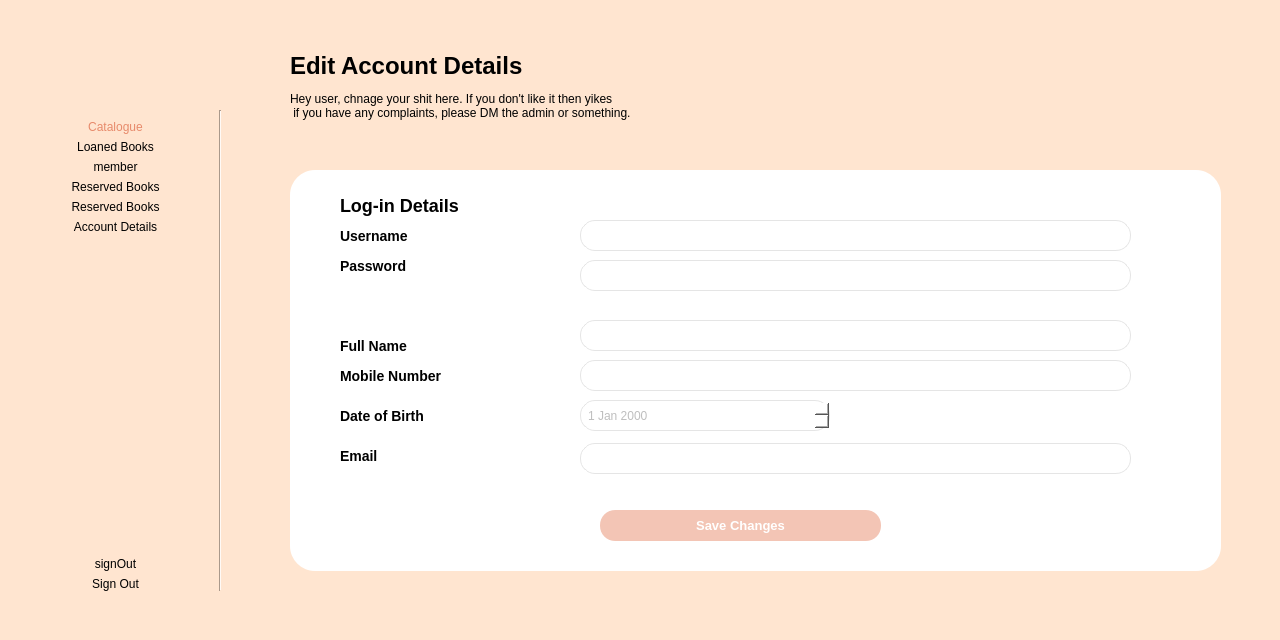
This is LibraryInformationSystem/memberaccountview.ui in janelle-lr/CS106LibraryInformationSystem as Qt 5 draws it before an edit. The edited form follows.
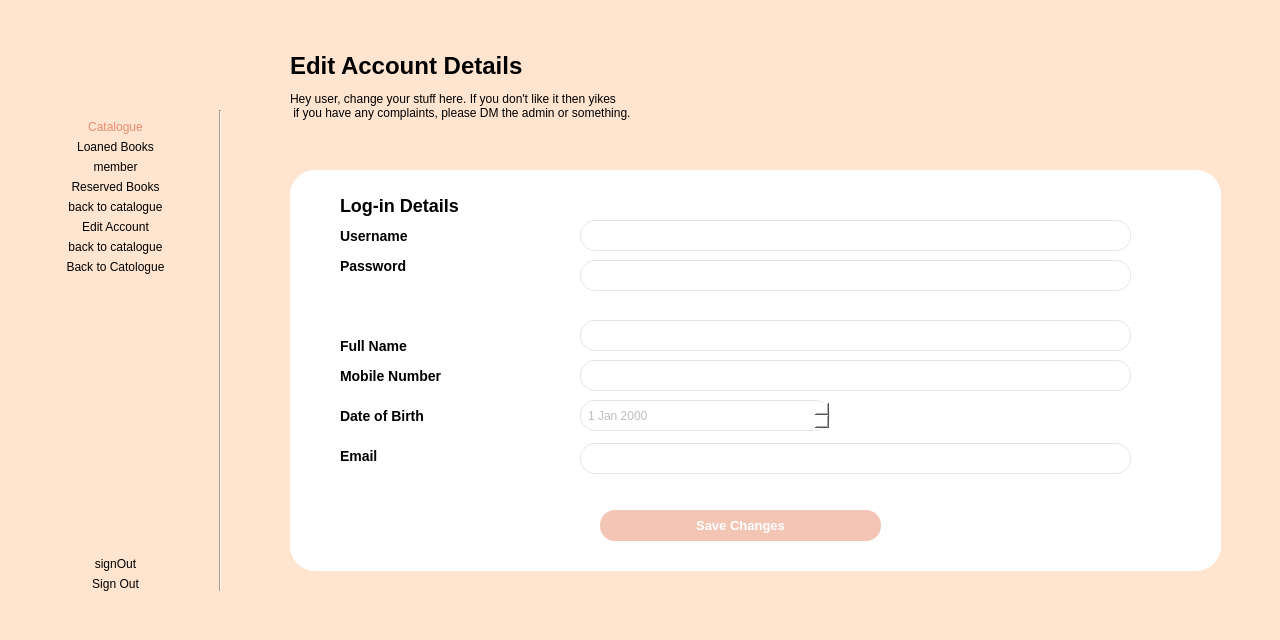
This is the edited form. Icons and pictures are not drawn.

Patch:
```diff
--- a/LibraryInformationSystem/memberaccountview.ui
+++ b/LibraryInformationSystem/memberaccountview.ui
@@ -112,7 +112,7 @@
      <item>
       <widget class="QLabel" name="editAccountIcon">
        <property name="text">
-        <string>Reserved Books</string>
+        <string>back to catalogue</string>
        </property>
        <property name="alignment">
         <set>Qt::AlignCenter</set>
@@ -132,7 +132,34 @@
 }</string>
        </property>
        <property name="text">
-        <string>Account Details</string>
+        <string>Edit Account</string>
+       </property>
+      </widget>
+     </item>
+     <item>
+      <widget class="QLabel" name="bcktoCatologueIcon">
+       <property name="text">
+        <string>back to catalogue</string>
+       </property>
+       <property name="alignment">
+        <set>Qt::AlignCenter</set>
+       </property>
+      </widget>
+     </item>
+     <item>
+      <widget class="QPushButton" name="bcktoCatologueBtn">
+       <property name="styleSheet">
+        <string notr="true">QPushButton{
+	border-radius:15px;
+	font: 14px &quot;Montserrat&quot;;
+}
+
+QPushButton:hover {
+	text-decoration: underline;
+}</string>
+       </property>
+       <property name="text">
+        <string>Back to Catologue</string>
        </property>
       </widget>
      </item>
@@ -512,7 +539,7 @@
      </rect>
     </property>
     <property name="text">
-     <string>Hey user, chnage your shit here. If you don't like it then yikes 
+     <string>Hey user, change your stuff here. If you don't like it then yikes 
  if you have any complaints, please DM the admin or something.</string>
     </property>
    </widget>
```
